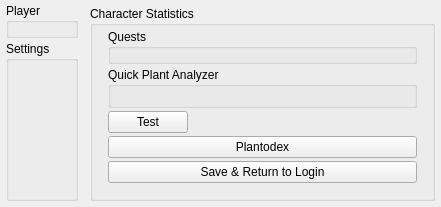
This is src/GameState.ui in LaceyGSC/CPlusPlus-QT-CS3503-EducationalApp as Qt 5 draws it before an edit. The edited form follows.
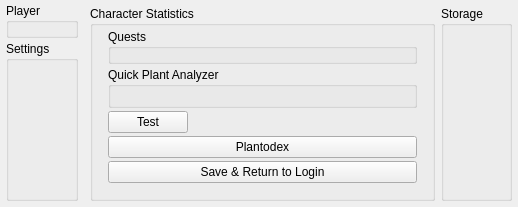
This is the edited form.

```diff
--- a/src/GameState.ui
+++ b/src/GameState.ui
@@ -258,6 +258,33 @@
        </layout>
       </widget>
      </item>
+     <item row="2" column="3">
+      <widget class="QGroupBox" name="inventoryBox">
+       <property name="title">
+        <string>Storage</string>
+       </property>
+       <layout class="QGridLayout" name="gridLayout_4">
+        <property name="leftMargin">
+         <number>15</number>
+        </property>
+        <property name="topMargin">
+         <number>3</number>
+        </property>
+        <property name="rightMargin">
+         <number>15</number>
+        </property>
+        <property name="bottomMargin">
+         <number>15</number>
+        </property>
+        <property name="horizontalSpacing">
+         <number>0</number>
+        </property>
+        <property name="verticalSpacing">
+         <number>3</number>
+        </property>
+       </layout>
+      </widget>
+     </item>
     </layout>
    </item>
   </layout>
```
Left out of the diff: 42 changed lines with no effect on the pictures.
